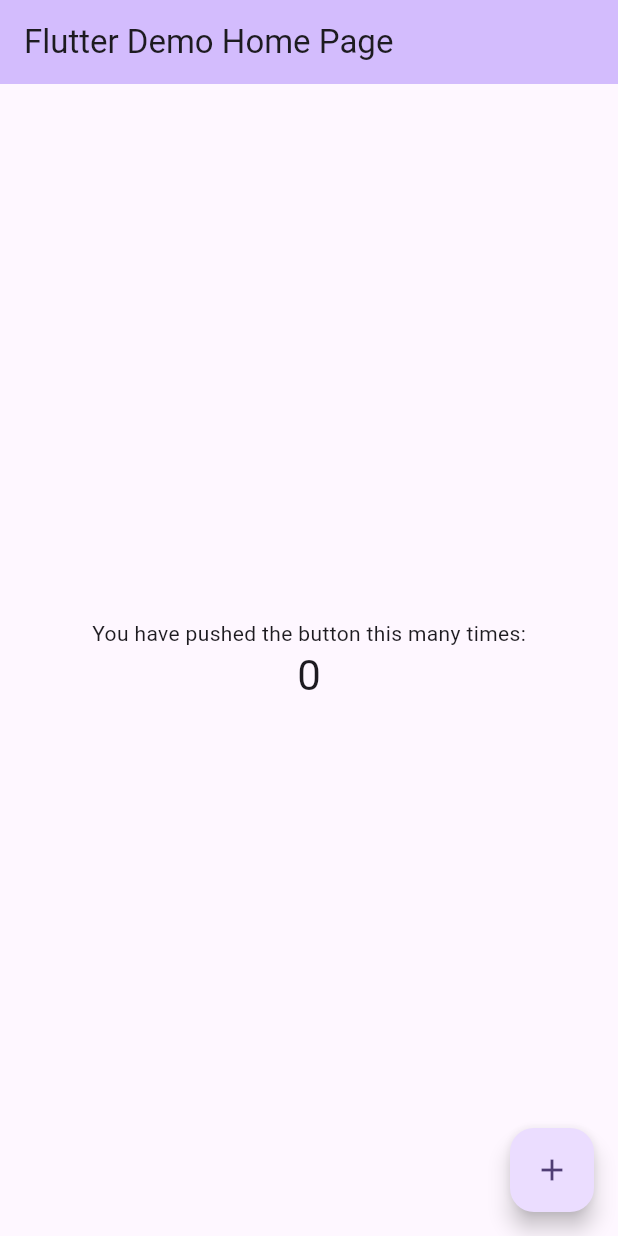
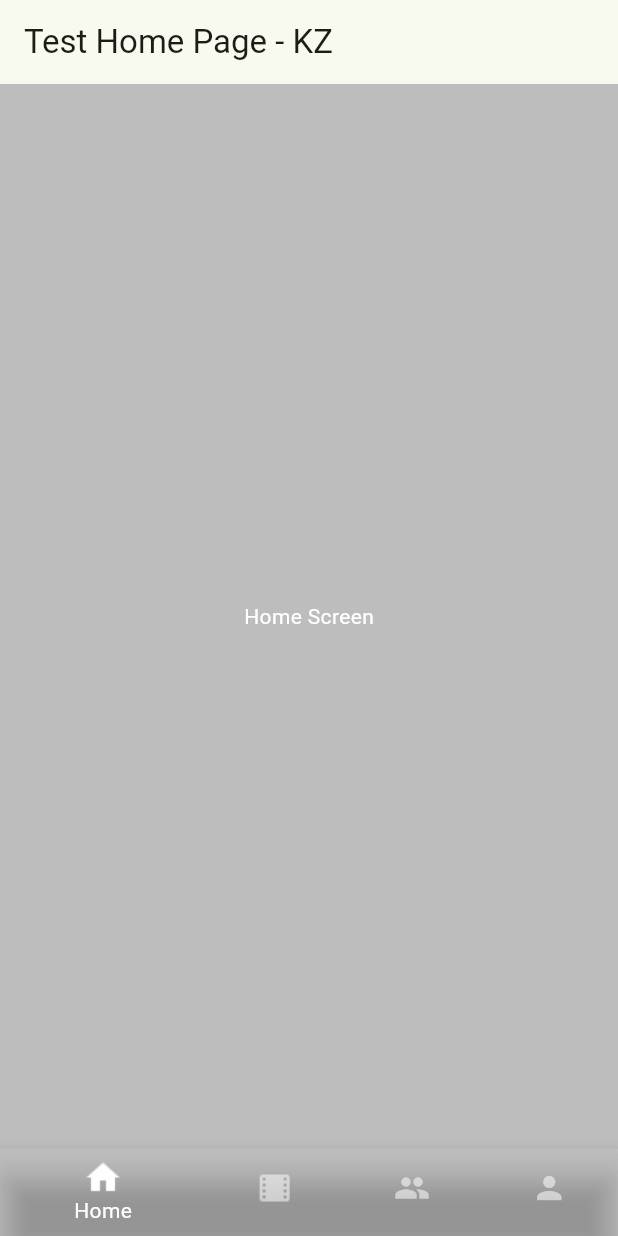
Before and after one commit to andrasmark/movieApp, a Flutter app: the screen it shows after launch, on a phone screen of 412 x 824 dp. Run offline on Flutter 3.47's test engine with Material 3 defaults, Android fonts, the phone set to English and light mode, and no system bars.

Commit message:
NavBar commit

```diff
--- /dev/null
+++ b/movie_app/lib/layouts/bottom_nav_bar.dart
@@ -0,0 +1,47 @@
+// lib/custom_bottom_nav_bar.dart
+
+import 'package:flutter/material.dart';
+
+class CustomBottomNavBar extends StatefulWidget {
+  final ValueChanged<int> onItemTapped;
+  final int selectedIndex;
+
+  const CustomBottomNavBar({
+    Key? key,
+    required this.onItemTapped,
+    required this.selectedIndex,
+  }) : super(key: key);
+
+  @override
+  _CustomBottomNavBarState createState() => _CustomBottomNavBarState();
+}
+
+class _CustomBottomNavBarState extends State<CustomBottomNavBar> {
+  @override
+  Widget build(BuildContext context) {
+    return BottomNavigationBar(
+      items: const <BottomNavigationBarItem>[
+        BottomNavigationBarItem(
+          icon: ImageIcon(AssetImage('assets/icons/home_icon.png')),
+          label: 'Home',
+        ),
+        BottomNavigationBarItem(
+          icon: ImageIcon(AssetImage('assets/icons/movies_icon.png')),
+          label: 'Movies',
+        ),
+        BottomNavigationBarItem(
+          icon: Icon(Icons.people),
+          label: 'Friends',
+        ),
+        BottomNavigationBarItem(
+          icon: Icon(Icons.person),
+          label: 'Profile',
+        ),
+      ],
+      currentIndex: widget.selectedIndex,
+      selectedItemColor: Colors.white,
+      unselectedItemColor: Colors.white54,
+      onTap: widget.onItemTapped,
+    );
+  }
+}
--- a/movie_app/lib/src/main.dart
+++ b/movie_app/lib/src/main.dart
@@ -1,4 +1,5 @@
 import 'package:flutter/material.dart';
+import '../layouts/bottom_nav_bar.dart';
 
 void main() {
   runApp(const MyApp());
@@ -7,46 +8,22 @@ void main() {
 class MyApp extends StatelessWidget {
   const MyApp({super.key});
 
-  // This widget is the root of your application.
   @override
   Widget build(BuildContext context) {
     return MaterialApp(
-      title: 'Flutter Demo',
+      title: 'Test App - KZ',
       theme: ThemeData(
-        // This is the theme of your application.
-        //
-        // TRY THIS: Try running your application with "flutter run". You'll see
-        // the application has a purple toolbar. Then, without quitting the app,
-        // try changing the seedColor in the colorScheme below to Colors.green
-        // and then invoke "hot reload" (save your changes or press the "hot
-        // reload" button in a Flutter-supported IDE, or press "r" if you used
-        // the command line to start the app).
-        //
-        // Notice that the counter didn't reset back to zero; the application
-        // state is not lost during the reload. To reset the state, use hot
-        // restart instead.
-        //
-        // This works for code too, not just values: Most code changes can be
-        // tested with just a hot reload.
-        colorScheme: ColorScheme.fromSeed(seedColor: Colors.deepPurple),
+        colorScheme: ColorScheme.fromSeed(seedColor: Colors.lightGreenAccent),
         useMaterial3: true,
+        canvasColor: Colors.white10,
       ),
-      home: const MyHomePage(title: 'Flutter Demo Home Page'),
+      home: const MyHomePage(title: 'Test Home Page - KZ'),
     );
   }
 }
 
 class MyHomePage extends StatefulWidget {
   const MyHomePage({super.key, required this.title});
-
-  // This widget is the home page of your application. It is stateful, meaning
-  // that it has a State object (defined below) that contains fields that affect
-  // how it looks.
-
-  // This class is the configuration for the state. It holds the values (in this
-  // case the title) provided by the parent (in this case the App widget) and
-  // used by the build method of the State. Fields in a Widget subclass are
-  // always marked "final".
 
   final String title;
 
@@ -55,71 +32,53 @@ class MyHomePage extends StatefulWidget {
 }
 
 class _MyHomePageState extends State<MyHomePage> {
-  int _counter = 0;
+  int _selectedIndex = 0;
 
-  void _incrementCounter() {
+  final List<Widget> _widgetOptions = <Widget>[
+    const Center(
+      child: Text(
+        'Home Screen',
+        style: TextStyle(color: Colors.white), // Change text color here
+      ),
+    ),
+    const Center(
+      child: Text(
+        'Movies Screen',
+        style: TextStyle(color: Colors.white),
+      ),
+    ),
+    const Center(
+      child: Text(
+        'Friends Screen',
+        style: TextStyle(color: Colors.white),
+      ),
+    ),
+    const Center(
+      child: Text(
+        'Profile Screen',
+        style: TextStyle(color: Colors.white),
+      ),
+    ),
+  ];
+
+  void _onItemTapped(int index) {
     setState(() {
-      // This call to setState tells the Flutter framework that something has
-      // changed in this State, which causes it to rerun the build method below
-      // so that the display can reflect the updated values. If we changed
-      // _counter without calling setState(), then the build method would not be
-      // called again, and so nothing would appear to happen.
-      _counter++;
+      _selectedIndex = index;
     });
   }
 
   @override
   Widget build(BuildContext context) {
-    // This method is rerun every time setState is called, for instance as done
-    // by the _incrementCounter method above.
-    //
-    // The Flutter framework has been optimized to make rerunning build methods
-    // fast, so that you can just rebuild anything that needs updating rather
-    // than having to individually change instances of widgets.
     return Scaffold(
       appBar: AppBar(
-        // TRY THIS: Try changing the color here to a specific color (to
-        // Colors.amber, perhaps?) and trigger a hot reload to see the AppBar
-        // change color while the other colors stay the same.
-        backgroundColor: Theme.of(context).colorScheme.inversePrimary,
-        // Here we take the value from the MyHomePage object that was created by
-        // the App.build method, and use it to set our appbar title.
         title: Text(widget.title),
       ),
-      body: Center(
-        // Center is a layout widget. It takes a single child and positions it
-        // in the middle of the parent.
-        child: Column(
-          // Column is also a layout widget. It takes a list of children and
-          // arranges them vertically. By default, it sizes itself to fit its
-          // children horizontally, and tries to be as tall as its parent.
-          //
-          // Column has various properties to control how it sizes itself and
-          // how it positions its children. Here we use mainAxisAlignment to
-          // center the children vertically; the main axis here is the vertical
-          // axis because Columns are vertical (the cross axis would be
-          // horizontal).
-          //
-          // TRY THIS: Invoke "debug painting" (choose the "Toggle Debug Paint"
-          // action in the IDE, or press "p" in the console), to see the
-          // wireframe for each widget.
-          mainAxisAlignment: MainAxisAlignment.center,
-          children: <Widget>[
-            const Text(
-              'You have pushed the button this many times:',
-            ),
-            Text(
-              '$_counter',
-              style: Theme.of(context).textTheme.headlineMedium,
-            ),
-          ],
-        ),
+      body: _widgetOptions[_selectedIndex],
+      bottomNavigationBar: CustomBottomNavBar(
+        onItemTapped: _onItemTapped,
+        selectedIndex: _selectedIndex,
       ),
-      floatingActionButton: FloatingActionButton(
-        onPressed: _incrementCounter,
-        tooltip: 'Increment',
-        child: const Icon(Icons.add),
-      ), // This trailing comma makes auto-formatting nicer for build methods.
+      backgroundColor: Colors.black26,
     );
   }
 }
```
Also changed, not shown: movie_app/pubspec.yaml (+5 -3 lines), movie_app/assets/icons/friends_icon.png (added), movie_app/assets/icons/home_icon.png (added), movie_app/assets/icons/movies_icon.png (added), movie_app/assets/icons/profile_icon.png (added), movie_app/pubspec.lock, 1 other file.
